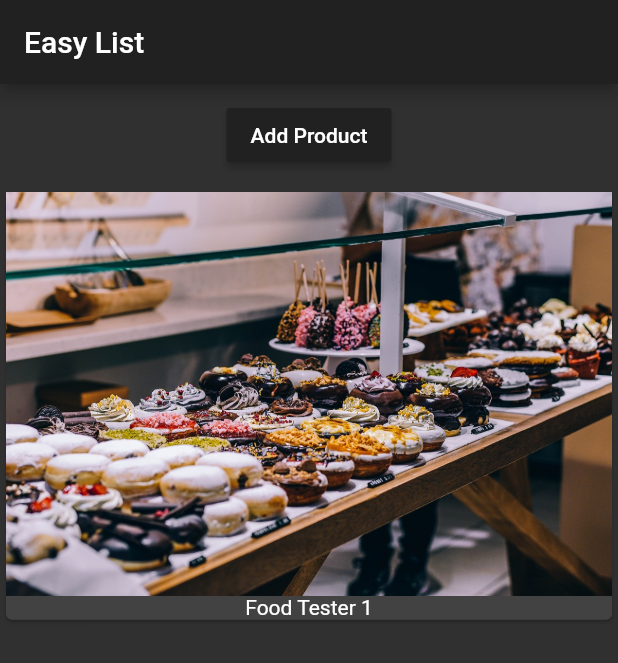
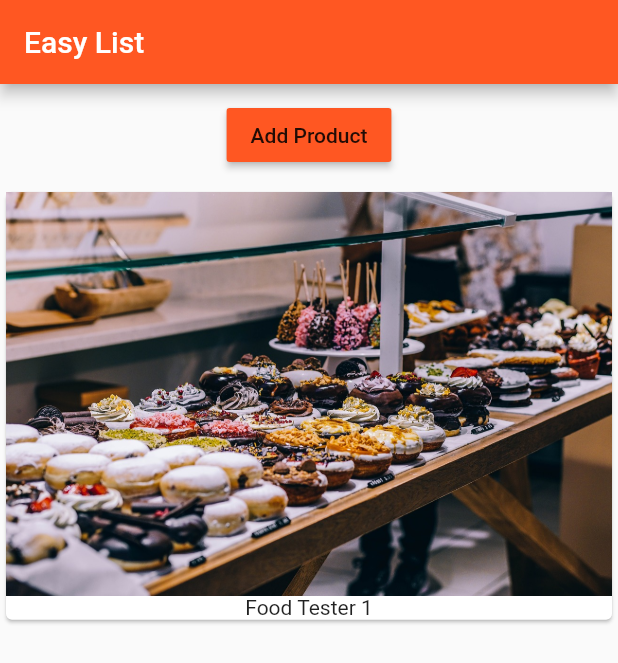
Before and after one commit to arnaud-fossop/flutter-training, a Flutter app: the screen it shows after launch, on a phone screen of 412 x 824 dp. Shown: the top 663 px of the screen. Run offline on Flutter 3.47's test engine with Material 2 defaults, Android fonts, the phone set to English and light mode, and no system bars.

Commit message:
Using optional arguments

```diff
--- a/flutter_course/lib/main.dart
+++ b/flutter_course/lib/main.dart
@@ -8,7 +8,7 @@ class MyApp extends StatelessWidget {
   Widget build(BuildContext context) {
     return MaterialApp(
       theme: ThemeData(
-        brightness: Brightness.dark,
+        brightness: Brightness.light,
         primarySwatch: Colors.deepOrange,
         accentColor: Colors.deepPurple,
       ),
@@ -16,7 +16,7 @@ class MyApp extends StatelessWidget {
         appBar: AppBar(
           title: Text('Easy List'),
         ),
-        body: ProductManager('Food Tester 1'),
+        body: ProductManager(startinProduct: 'Food Tester 1'),
       ),
     );
   }
--- a/flutter_course/lib/product_manager.dart
+++ b/flutter_course/lib/product_manager.dart
@@ -4,7 +4,7 @@ import './products.dart';
 class ProductManager extends StatefulWidget {
   String startinProduct;
 
-  ProductManager(this.startinProduct);
+  ProductManager({this.startinProduct});
   @override
   State<StatefulWidget> createState() {
     return _ProductManagerState();
```
